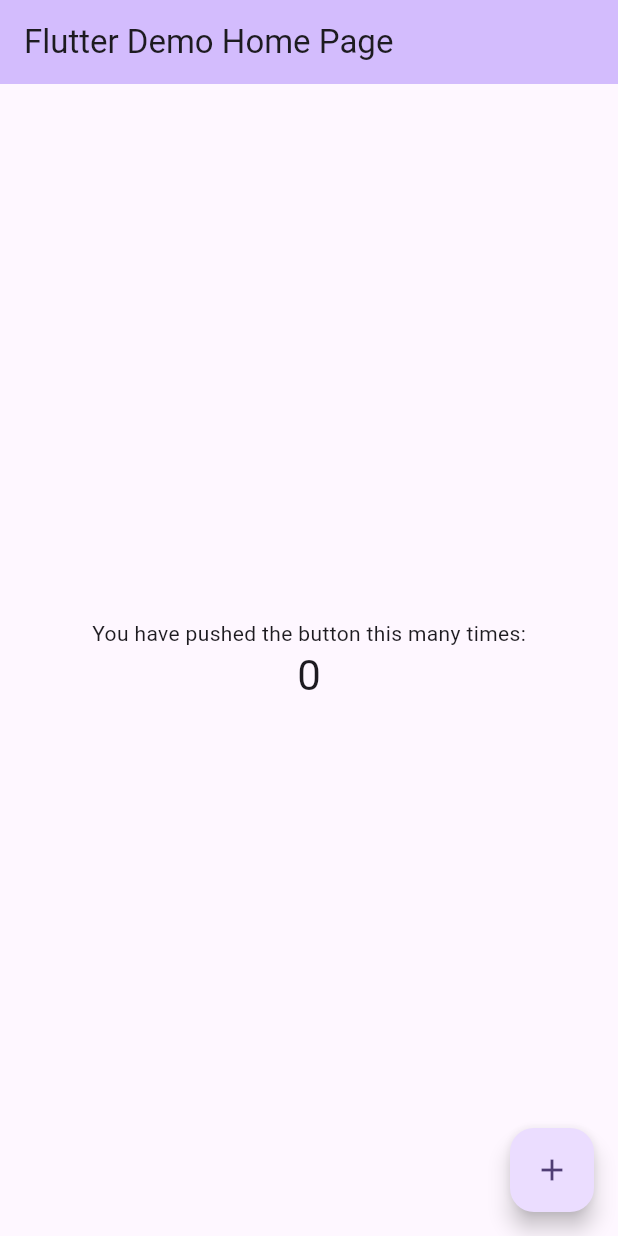
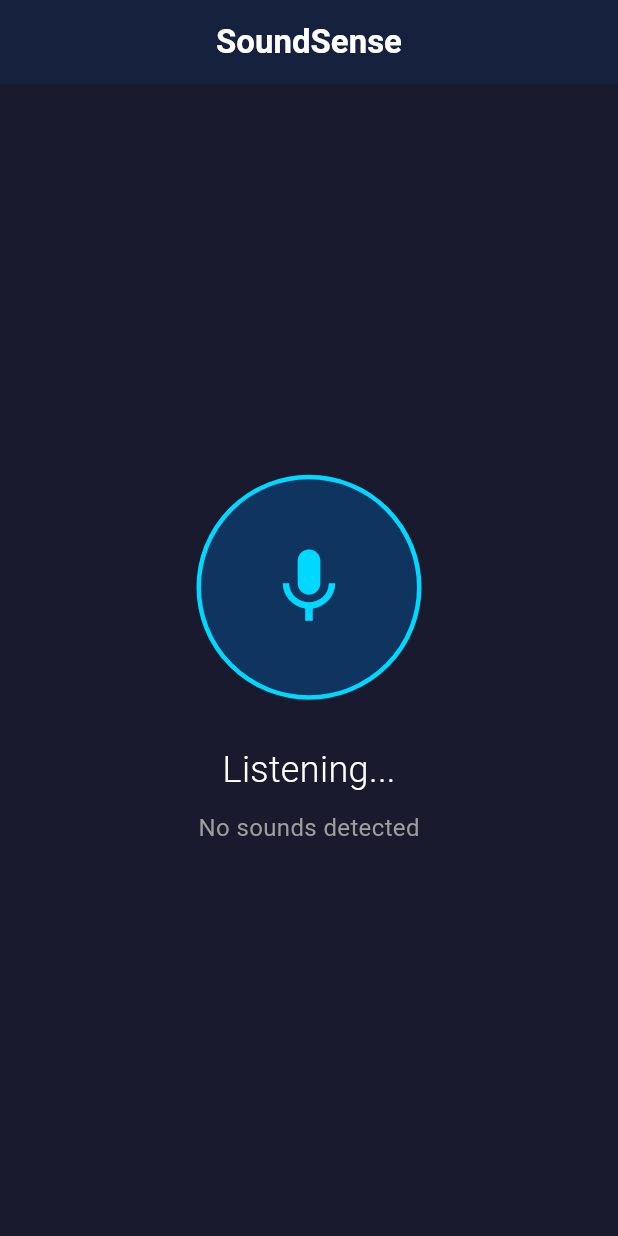
Before and after one commit to vedantsahu06/SoundSense, a Flutter app: the screen it shows after launch, on a phone screen of 412 x 824 dp. Run offline on Flutter 3.47's test engine with Material 3 defaults, Android fonts, the phone set to English and light mode, and no system bars.

Commit message:
added dashboard screen and models

```diff
--- /dev/null
+++ b/soundsense/lib/features/dashboard/dashboard_screen.dart
@@ -0,0 +1,70 @@
+import 'package:flutter/material.dart';
+
+class DashboardScreen extends StatefulWidget {
+  const DashboardScreen({super.key});
+
+  @override
+  State<DashboardScreen> createState() => _DashboardScreenState();
+}
+
+class _DashboardScreenState extends State<DashboardScreen> {
+  @override
+  Widget build(BuildContext context) {
+    return Scaffold(
+      backgroundColor: const Color(0xFF1A1A2E),
+      appBar: AppBar(
+        title: const Text(
+          'SoundSense',
+          style: TextStyle(
+            fontWeight: FontWeight.bold,
+            color: Colors.white,
+          ),
+        ),
+        backgroundColor: const Color(0xFF16213E),
+        centerTitle: true,
+      ),
+      body: Center(
+        child: Column(
+          mainAxisAlignment: MainAxisAlignment.center,
+          children: [
+            // Listening indicator
+            Container(
+              width: 150,
+              height: 150,
+              decoration: BoxDecoration(
+                shape: BoxShape.circle,
+                color: const Color(0xFF0F3460),
+                border: Border.all(
+                  color: const Color(0xFF00D9FF),
+                  width: 3,
+                ),
+              ),
+              child: const Icon(
+                Icons.mic,
+                size: 60,
+                color: Color(0xFF00D9FF),
+              ),
+            ),
+            const SizedBox(height: 30),
+            const Text(
+              'Listening...',
+              style: TextStyle(
+                color: Colors.white,
+                fontSize: 24,
+                fontWeight: FontWeight.w300,
+              ),
+            ),
+            const SizedBox(height: 10),
+            const Text(
+              'No sounds detected',
+              style: TextStyle(
+                color: Colors.grey,
+                fontSize: 16,
+              ),
+            ),
+          ],
+        ),
+      ),
+    );
+  }
+}
--- a/soundsense/lib/main.dart
+++ b/soundsense/lib/main.dart
@@ -1,122 +1,24 @@
 import 'package:flutter/material.dart';
+import 'features/dashboard/dashboard_screen.dart';
 
 void main() {
-  runApp(const MyApp());
+  runApp(const SoundSenseApp());
 }
 
-class MyApp extends StatelessWidget {
-  const MyApp({super.key});
+class SoundSenseApp extends StatelessWidget {
+  const SoundSenseApp({super.key});
 
-  // This widget is the root of your application.
   @override
   Widget build(BuildContext context) {
     return MaterialApp(
-      title: 'Flutter Demo',
+      title: 'SoundSense',
+      debugShowCheckedModeBanner: false,
       theme: ThemeData(
-        // This is the theme of your application.
-        //
-        // TRY THIS: Try running your application with "flutter run". You'll see
-        // the application has a purple toolbar. Then, without quitting the app,
-        // try changing the seedColor in the colorScheme below to Colors.green
-        // and then invoke "hot reload" (save your changes or press the "hot
-        // reload" button in a Flutter-supported IDE, or press "r" if you used
-        // the command line to start the app).
-        //
-        // Notice that the counter didn't reset back to zero; the application
-        // state is not lost during the reload. To reset the state, use hot
-        // restart instead.
-        //
-        // This works for code too, not just values: Most code changes can be
-        // tested with just a hot reload.
-        colorScheme: .fromSeed(seedColor: Colors.deepPurple),
+        brightness: Brightness.dark,
+        primaryColor: const Color(0xFF00D9FF),
+        scaffoldBackgroundColor: const Color(0xFF1A1A2E),
       ),
-      home: const MyHomePage(title: 'Flutter Demo Home Page'),
+      home: const DashboardScreen(),
     );
   }
 }
-
-class MyHomePage extends StatefulWidget {
-  const MyHomePage({super.key, required this.title});
-
-  // This widget is the home page of your application. It is stateful, meaning
-  // that it has a State object (defined below) that contains fields that affect
-  // how it looks.
-
-  // This class is the configuration for the state. It holds the values (in this
-  // case the title) provided by the parent (in this case the App widget) and
-  // used by the build method of the State. Fields in a Widget subclass are
-  // always marked "final".
-
-  final String title;
-
-  @override
-  State<MyHomePage> createState() => _MyHomePageState();
-}
-
-class _MyHomePageState extends State<MyHomePage> {
-  int _counter = 0;
-
-  void _incrementCounter() {
-    setState(() {
-      // This call to setState tells the Flutter framework that something has
-      // changed in this State, which causes it to rerun the build method below
-      // so that the display can reflect the updated values. If we changed
-      // _counter without calling setState(), then the build method would not be
-      // called again, and so nothing would appear to happen.
-      _counter++;
-    });
-  }
-
-  @override
-  Widget build(BuildContext context) {
-    // This method is rerun every time setState is called, for instance as done
-    // by the _incrementCounter method above.
-    //
-    // The Flutter framework has been optimized to make rerunning build methods
-    // fast, so that you can just rebuild anything that needs updating rather
-    // than having to individually change instances of widgets.
-    return Scaffold(
-      appBar: AppBar(
-        // TRY THIS: Try changing the color here to a specific color (to
-        // Colors.amber, perhaps?) and trigger a hot reload to see the AppBar
-        // change color while the other colors stay the same.
-        backgroundColor: Theme.of(context).colorScheme.inversePrimary,
-        // Here we take the value from the MyHomePage object that was created by
-        // the App.build method, and use it to set our appbar title.
-        title: Text(widget.title),
-      ),
-      body: Center(
-        // Center is a layout widget. It takes a single child and positions it
-        // in the middle of the parent.
-        child: Column(
-          // Column is also a layout widget. It takes a list of children and
-          // arranges them vertically. By default, it sizes itself to fit its
-          // children horizontally, and tries to be as tall as its parent.
-          //
-          // Column has various properties to control how it sizes itself and
-          // how it positions its children. Here we use mainAxisAlignment to
-          // center the children vertically; the main axis here is the vertical
-          // axis because Columns are vertical (the cross axis would be
-          // horizontal).
-          //
-          // TRY THIS: Invoke "debug painting" (choose the "Toggle Debug Paint"
-          // action in the IDE, or press "p" in the console), to see the
-          // wireframe for each widget.
-          mainAxisAlignment: .center,
-          children: [
-            const Text('You have pushed the button this many times:'),
-            Text(
-              '$_counter',
-              style: Theme.of(context).textTheme.headlineMedium,
-            ),
-          ],
-        ),
-      ),
-      floatingActionButton: FloatingActionButton(
-        onPressed: _incrementCounter,
-        tooltip: 'Increment',
-        child: const Icon(Icons.add),
-      ),
-    );
-  }
-}
```
Also changed, not shown: soundsense/lib/core/models/sound_category.dart (added, +40 -0 lines), soundsense/lib/core/models/detected_sound.dart (added).
